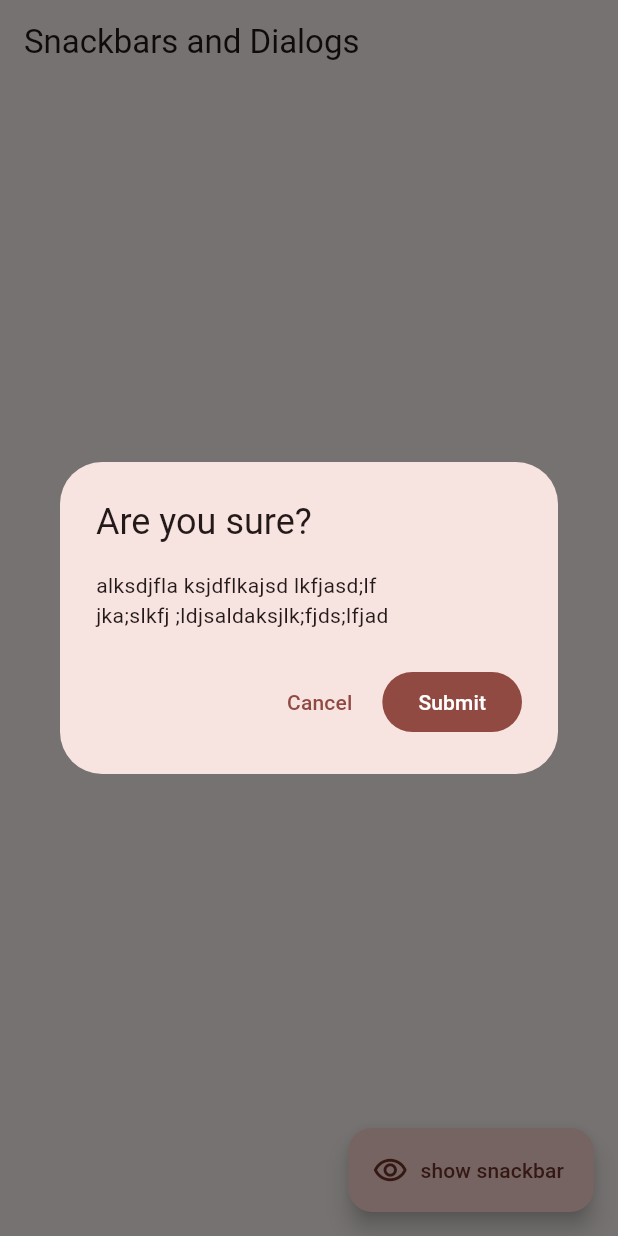
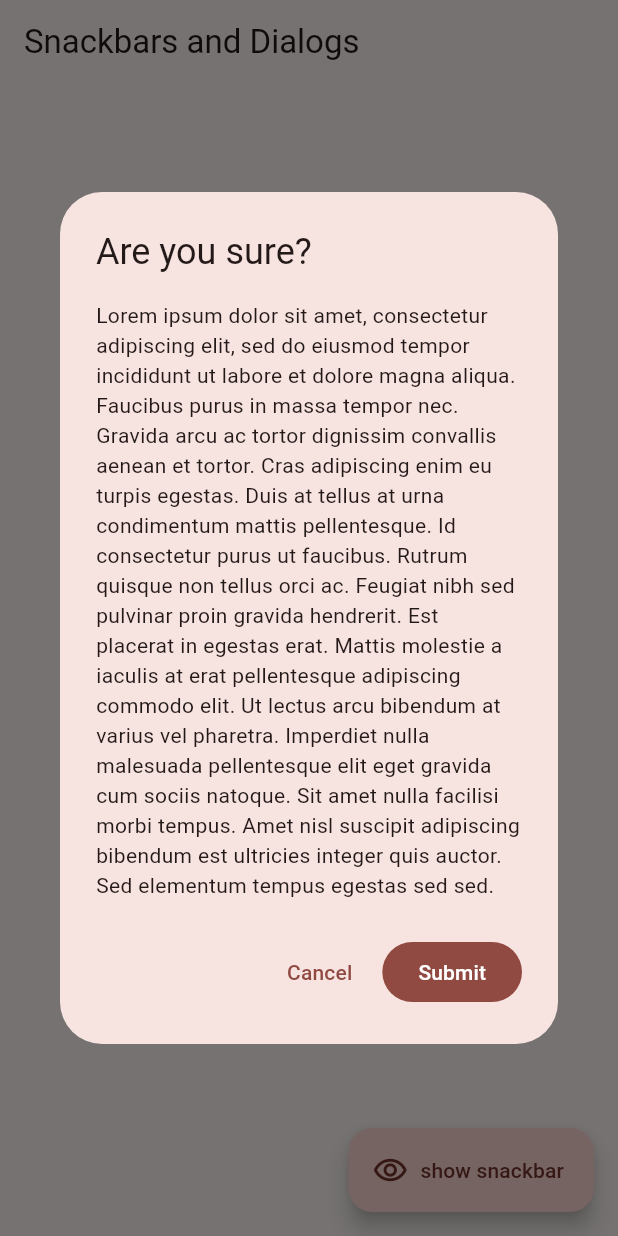
Before and after one commit to oscarlagatta/widgets_app, a Flutter app: the SnackbarScreen screen opened by its route, after a tap on "Show Dialog", on a phone screen of 412 x 824 dp. Run offline on Flutter 3.47's test engine with Material 3 defaults, Android fonts, the phone set to English and light mode, and no system bars; our stand-ins replace go_router.

Commit message:
Update dummy placeholder text in SnackbarScreen
Updated the dialog and about dialog messages replacing dummy placeholder text with Lorem Ipsum in SnackbarScreen. This change provides users with meaningful placeholder text and improves the overall visibility and understanding of the dialogs in the application.

```diff
--- a/lib/presentation/screens/snackbar/snackbar_screen.dart
+++ b/lib/presentation/screens/snackbar/snackbar_screen.dart
@@ -28,7 +28,7 @@ class SnackbarScreen extends StatelessWidget {
         return AlertDialog(
           title: const Text('Are you sure?'),
           content: const Text(
-              'alksdjfla ksjdflkajsd lkfjasd;lf jka;slkfj ;ldjsaldaksjlk;fjds;lfjad'),
+              'Lorem ipsum dolor sit amet, consectetur adipiscing elit, sed do eiusmod tempor incididunt ut labore et dolore magna aliqua. Faucibus purus in massa tempor nec. Gravida arcu ac tortor dignissim convallis aenean et tortor. Cras adipiscing enim eu turpis egestas. Duis at tellus at urna condimentum mattis pellentesque. Id consectetur purus ut faucibus. Rutrum quisque non tellus orci ac. Feugiat nibh sed pulvinar proin gravida hendrerit. Est placerat in egestas erat. Mattis molestie a iaculis at erat pellentesque adipiscing commodo elit. Ut lectus arcu bibendum at varius vel pharetra. Imperdiet nulla malesuada pellentesque elit eget gravida cum sociis natoque. Sit amet nulla facilisi morbi tempus. Amet nisl suscipit adipiscing bibendum est ultricies integer quis auctor. Sed elementum tempus egestas sed sed.'),
           actions: [
             TextButton(
               onPressed: () {
@@ -69,7 +69,7 @@ class SnackbarScreen extends StatelessWidget {
               onPressed: () {
                 showAboutDialog(
                   context: context,
-                  children: [const Text('Lorem Ipsum asdfa etc tetsf')],
+                  children: [const Text('Lorem ipsum dolor sit amet, consectetur adipiscing elit, sed do eiusmod tempor incididunt ut labore et dolore magna aliqua.')],
                 );
               },
               child: Text('Used Licenses'),
```
